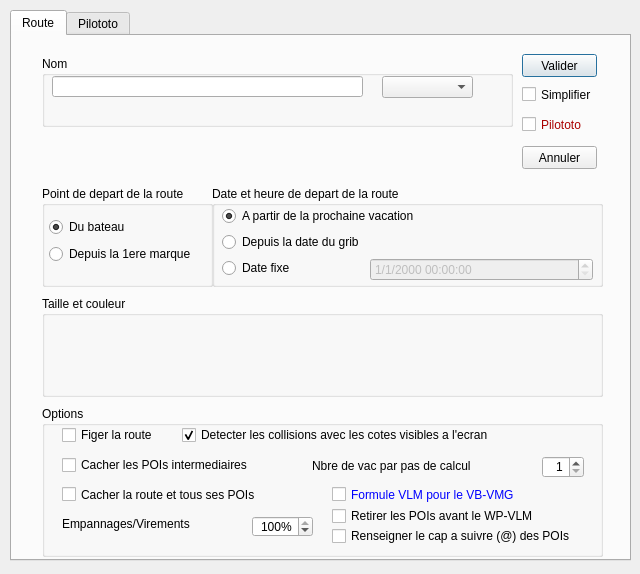
nohal/qtVlm, file src/Ui/Route_Editor.ui: the form before one commit.
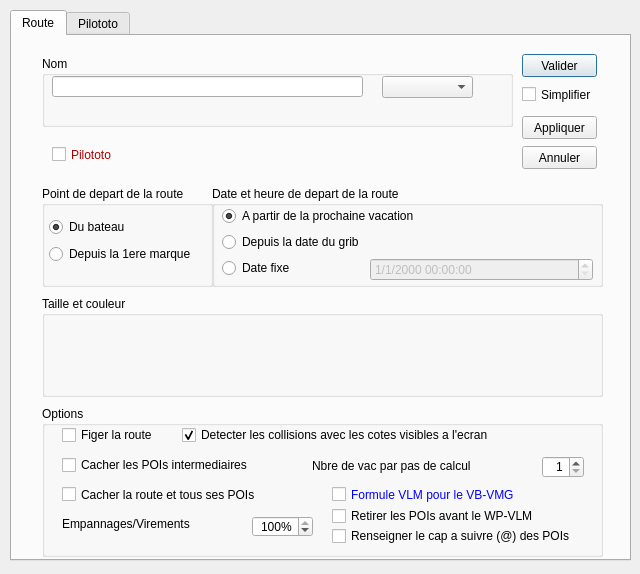
The form after the commit.

Commit message: beta3 -Fix eta (maybe...) -Allow for 2 decimals in Heading, Twa and @wph -Meteo tendancy is now at estime -Fix crash when sending route to pilototo -Add "apply" bouton in route editor to avoid multiple editing

```diff
--- a/src/Ui/Route_Editor.ui
+++ b/src/Ui/Route_Editor.ui
@@ -500,8 +500,8 @@
      <widget class="QCheckBox" name="pilototo">
       <property name="geometry">
        <rect>
-        <x>490</x>
-        <y>70</y>
+        <x>20</x>
+        <y>100</y>
         <width>81</width>
         <height>17</height>
        </rect>
@@ -547,6 +547,19 @@
        <string>Pilototo</string>
       </property>
      </widget>
+     <widget class="QPushButton" name="btAppliquer">
+      <property name="geometry">
+       <rect>
+        <x>490</x>
+        <y>70</y>
+        <width>75</width>
+        <height>23</height>
+       </rect>
+      </property>
+      <property name="text">
+       <string>Appliquer</string>
+      </property>
+     </widget>
     </widget>
    </widget>
    <widget class="QWidget" name="tab_2">
```
Left out of the diff: 29 changed lines with no effect on the pictures. The commit also changes 13 other files.
